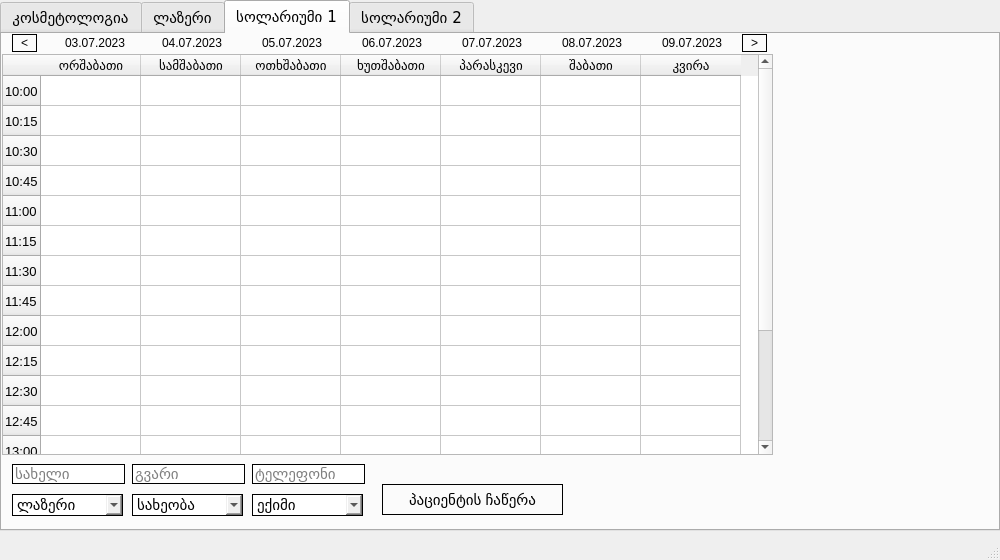
First picture: the form in ui/main_window.ui, repository bekashvelidze/renew-commercial, before the edit.
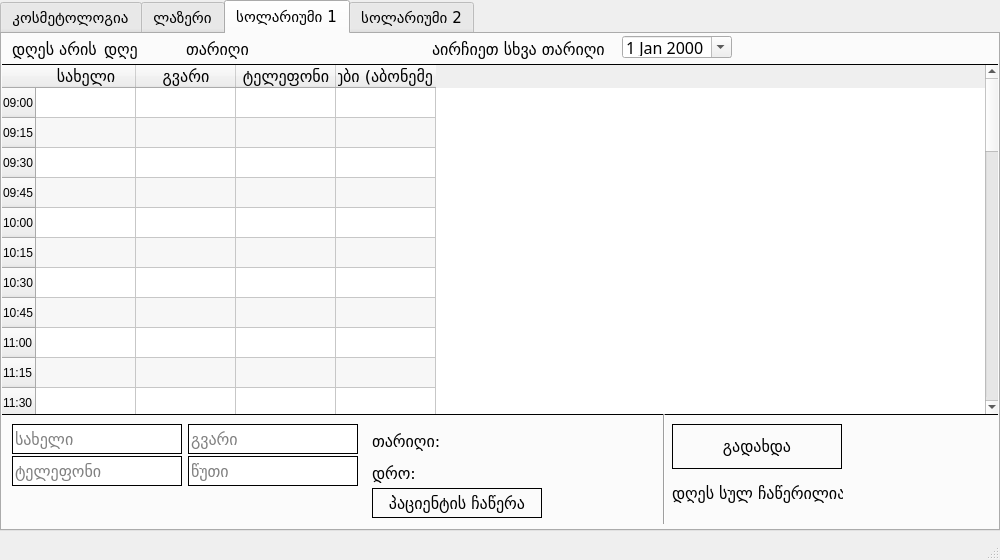
Second picture: the form after the edit. The open tabs and pages were chosen to show the change.

Commit message: all four service has appointments ready

The edit to the form file:
```diff
--- a/ui/main_window.ui
+++ b/ui/main_window.ui
@@ -14,7 +14,11 @@
    <string>MainWindow</string>
   </property>
   <property name="styleSheet">
-   <string notr="true">QLineEdit {
+   <string notr="true">QTabWidget:item {
+	text-align: center;
+}
+
+QLineEdit {
 	border: 0.5px solid black;
 }
 
@@ -41,10 +45,6 @@
 QPushButton:hover {
 	border: 1px solid black;
 	background-color: #F8AD25;
-}
-
-QTableWidget {
-	text-align: center;
 }</string>
   </property>
   <widget class="QWidget" name="centralwidget">
@@ -66,6 +66,9 @@
     <property name="styleSheet">
      <string notr="true"/>
     </property>
+    <property name="tabPosition">
+     <enum>QTabWidget::North</enum>
+    </property>
     <property name="currentIndex">
      <number>0</number>
     </property>
@@ -1565,107 +1568,70 @@
      <attribute name="title">
       <string>სოლარიუმი 1</string>
      </attribute>
-     <widget class="QLineEdit" name="lineEdit_9">
+     <widget class="QLabel" name="sol_1_current_date">
       <property name="geometry">
        <rect>
-        <x>250</x>
-        <y>430</y>
-        <width>113</width>
-        <height>20</height>
+        <x>184</x>
+        <y>6</y>
+        <width>120</width>
+        <height>19</height>
        </rect>
       </property>
       <property name="font">
        <font>
-        <pointsize>11</pointsize>
+        <family>BPG Nino Mtavruli</family>
+        <pointsize>12</pointsize>
        </font>
       </property>
-      <property name="placeholderText">
-       <string>ტელეფონი</string>
+      <property name="text">
+       <string>თარიღი</string>
       </property>
      </widget>
-     <widget class="QComboBox" name="comboBox_9">
+     <widget class="QLabel" name="sol_1_choose_date">
       <property name="geometry">
        <rect>
-        <x>10</x>
-        <y>460</y>
-        <width>111</width>
-        <height>22</height>
+        <x>430</x>
+        <y>6</y>
+        <width>174</width>
+        <height>19</height>
        </rect>
       </property>
       <property name="font">
        <font>
-        <pointsize>11</pointsize>
+        <family>BPG Nino Mtavruli</family>
+        <pointsize>12</pointsize>
        </font>
       </property>
-      <item>
-       <property name="text">
-        <string>ლაზერი</string>
-       </property>
-      </item>
-     </widget>
-     <widget class="QLineEdit" name="lineEdit_8">
-      <property name="geometry">
-       <rect>
-        <x>10</x>
-        <y>430</y>
-        <width>113</width>
-        <height>20</height>
-       </rect>
+      <property name="text">
+       <string>აირჩიეთ სხვა თარიღი:</string>
       </property>
-      <property name="font">
-       <font>
-        <pointsize>11</pointsize>
-       </font>
-      </property>
-      <property name="placeholderText">
-       <string>სახელი</string>
-      </property>
      </widget>
-     <widget class="QComboBox" name="comboBox_7">
+     <widget class="QLabel" name="sol_1_date">
       <property name="geometry">
        <rect>
-        <x>130</x>
-        <y>460</y>
-        <width>111</width>
-        <height>22</height>
-       </rect>
-      </property>
-      <property name="font">
-       <font>
-        <pointsize>11</pointsize>
-       </font>
-      </property>
-      <item>
-       <property name="text">
-        <string>სახეობა</string>
-       </property>
-      </item>
-     </widget>
-     <widget class="QLineEdit" name="lineEdit_7">
-      <property name="geometry">
-       <rect>
-        <x>130</x>
-        <y>430</y>
-        <width>113</width>
+        <x>450</x>
+        <y>398</y>
+        <width>90</width>
         <height>20</height>
        </rect>
       </property>
       <property name="font">
        <font>
-        <pointsize>11</pointsize>
+        <family>BPG Nino Mtavruli</family>
+        <pointsize>12</pointsize>
        </font>
       </property>
-      <property name="placeholderText">
-       <string>გვარი</string>
+      <property name="text">
+       <string/>
       </property>
      </widget>
      <widget class="QTableWidget" name="tableWidget_6">
       <property name="geometry">
        <rect>
-        <x>0</x>
-        <y>20</y>
-        <width>771</width>
-        <height>401</height>
+        <x>-2</x>
+        <y>30</y>
+        <width>1000</width>
+        <height>351</height>
        </rect>
       </property>
       <property name="sizePolicy">
@@ -1688,12 +1654,53 @@
       </property>
       <property name="font">
        <font>
-        <pointsize>10</pointsize>
+        <family>BPG Nino Mtavruli</family>
+        <pointsize>11</pointsize>
        </font>
       </property>
       <property name="styleSheet">
-       <string notr="true"/>
+       <string notr="true">QTableWidget#sol_1 {
+	color: red;
+}</string>
       </property>
+      <property name="frameShape">
+       <enum>QFrame::Panel</enum>
+      </property>
+      <property name="frameShadow">
+       <enum>QFrame::Plain</enum>
+      </property>
+      <property name="alternatingRowColors">
+       <bool>true</bool>
+      </property>
+      <property name="showGrid">
+       <bool>true</bool>
+      </property>
+      <property name="gridStyle">
+       <enum>Qt::SolidLine</enum>
+      </property>
+      <property name="sortingEnabled">
+       <bool>false</bool>
+      </property>
+      <row>
+       <property name="text">
+        <string>09:00</string>
+       </property>
+      </row>
+      <row>
+       <property name="text">
+        <string>09:15</string>
+       </property>
+      </row>
+      <row>
+       <property name="text">
+        <string>09:30</string>
+       </property>
+      </row>
+      <row>
+       <property name="text">
+        <string>09:45</string>
+       </property>
+      </row>
       <row>
        <property name="text">
         <string>10:00</string>
@@ -1779,200 +1786,465 @@
         <string>14:00</string>
        </property>
       </row>
-      <column>
+      <row>
        <property name="text">
-        <string>ორშაბათი</string>
+        <string>14:15</string>
        </property>
-      </column>
-      <column>
+      </row>
+      <row>
        <property name="text">
-        <string>სამშაბათი</string>
+        <string>14:30</string>
        </property>
-      </column>
-      <column>
+      </row>
+      <row>
        <property name="text">
-        <string>ოთხშაბათი</string>
+        <string>14:45</string>
        </property>
-      </column>
+      </row>
+      <row>
+       <property name="text">
+        <string>15:00</string>
+       </property>
+      </row>
+      <row>
+       <property name="text">
+        <string>15:15</string>
+       </property>
+      </row>
+      <row>
+       <property name="text">
+        <string>15:30</string>
+       </property>
+      </row>
+      <row>
+       <property name="text">
+        <string>15:45</string>
+       </property>
+      </row>
+      <row>
+       <property name="text">
+        <string>16:00</string>
+       </property>
+      </row>
+      <row>
+       <property name="text">
+        <string>16:15</string>
+       </property>
+      </row>
+      <row>
+       <property name="text">
+        <string>16:30</string>
+       </property>
+      </row>
+      <row>
+       <property name="text">
+        <string>16:45</string>
+       </property>
+      </row>
+      <row>
+       <property name="text">
+        <string>17:00</string>
+       </property>
+      </row>
+      <row>
+       <property name="text">
+        <string>17:15</string>
+       </property>
+      </row>
+      <row>
+       <property name="text">
+        <string>17:30</string>
+       </property>
+      </row>
+      <row>
+       <property name="text">
+        <string>17:45</string>
+       </property>
+      </row>
+      <row>
+       <property name="text">
+        <string>18:00</string>
+       </property>
+      </row>
+      <row>
+       <property name="text">
+        <string>18:15</string>
+       </property>
+      </row>
+      <row>
+       <property name="text">
+        <string>18:30</string>
+       </property>
+      </row>
+      <row>
+       <property name="text">
+        <string>18:45</string>
+       </property>
+      </row>
+      <row>
+       <property name="text">
+        <string>19:00</string>
+       </property>
+      </row>
+      <row>
+       <property name="text">
+        <string>19:15</string>
+       </property>
+      </row>
+      <row>
+       <property name="text">
+        <string>19:30</string>
+       </property>
+      </row>
+      <row>
+       <property name="text">
+        <string>19:45</string>
+       </property>
+      </row>
       <column>
        <property name="text">
-        <string>ხუთშაბათი</string>
+        <string>სახელი</string>
        </property>
+       <property name="font">
+        <font>
+         <family>BPG Nino Mtavruli</family>
+         <pointsize>12</pointsize>
+        </font>
+       </property>
+       <property name="textAlignment">
+        <set>AlignCenter</set>
+       </property>
       </column>
       <column>
        <property name="text">
-        <string>პარასკევი</string>
+        <string>გვარი</string>
        </property>
+       <property name="font">
+        <font>
+         <family>BPG Nino Mtavruli</family>
+         <pointsize>12</pointsize>
+        </font>
+       </property>
+       <property name="textAlignment">
+        <set>AlignCenter</set>
+       </property>
       </column>
       <column>
        <property name="text">
-        <string>შაბათი</string>
+        <string>ტელეფონი</string>
        </property>
+       <property name="font">
+        <font>
+         <family>BPG Nino Mtavruli</family>
+         <pointsize>12</pointsize>
+        </font>
+       </property>
+       <property name="textAlignment">
+        <set>AlignCenter</set>
+       </property>
       </column>
       <column>
        <property name="text">
-        <string>კვირა</string>
+        <string>წუთები (აბონემენტი)</string>
        </property>
+       <property name="font">
+        <font>
+         <family>BPG Nino Mtavruli</family>
+         <pointsize>12</pointsize>
+        </font>
+       </property>
+       <property name="textAlignment">
+        <set>AlignCenter</set>
+       </property>
       </column>
-      <item row="0" column="2">
+      <item row="2" column="1">
        <property name="text">
         <string/>
        </property>
       </item>
+      <item row="4" column="2">
+       <property name="text">
+        <string/>
+       </property>
+      </item>
      </widget>
      <widget class="QPushButton" name="pushButton_3">
       <property name="geometry">
        <rect>
-        <x>380</x>
-        <y>450</y>
-        <width>181</width>
-        <height>31</height>
+        <x>670</x>
+        <y>390</y>
+        <width>170</width>
+        <height>45</height>
        </rect>
       </property>
       <property name="font">
        <font>
-        <pointsize>11</pointsize>
+        <family>BPG Nino Mtavruli</family>
+        <pointsize>12</pointsize>
+       </font>
+      </property>
+      <property name="text">
+       <string>გადახდა</string>
+      </property>
+     </widget>
+     <widget class="QPushButton" name="sol_1_make_an_appointment_button">
+      <property name="geometry">
+       <rect>
+        <x>370</x>
+        <y>454</y>
+        <width>170</width>
+        <height>30</height>
+       </rect>
+      </property>
+      <property name="font">
+       <font>
+        <family>BPG Nino Mtavruli</family>
+        <pointsize>12</pointsize>
        </font>
       </property>
       <property name="text">
        <string>პაციენტის ჩაწერა</string>
       </property>
      </widget>
-     <widget class="QComboBox" name="comboBox_8">
+     <widget class="QLabel" name="sol_1_patients">
       <property name="geometry">
        <rect>
-        <x>250</x>
-        <y>460</y>
-        <width>111</width>
+        <x>852</x>
+        <y>446</y>
+        <width>66</width>
+        <height>25</height>
+       </rect>
+      </property>
+      <property name="font">
+       <font>
+        <family>BPG Nino Mtavruli</family>
+        <pointsize>12</pointsize>
+       </font>
+      </property>
+      <property name="text">
+       <string/>
+      </property>
+     </widget>
+     <widget class="QLineEdit" name="sol_1_phone">
+      <property name="geometry">
+       <rect>
+        <x>10</x>
+        <y>422</y>
+        <width>170</width>
+        <height>30</height>
+       </rect>
+      </property>
+      <property name="font">
+       <font>
+        <family>BPG Nino Mtavruli</family>
+        <pointsize>12</pointsize>
+       </font>
+      </property>
+      <property name="placeholderText">
+       <string>ტელეფონი</string>
+      </property>
+     </widget>
+     <widget class="QLabel" name="sol_1_patients_label">
+      <property name="geometry">
+       <rect>
+        <x>670</x>
+        <y>450</y>
+        <width>171</width>
+        <height>19</height>
+       </rect>
+      </property>
+      <property name="font">
+       <font>
+        <family>BPG Nino Mtavruli</family>
+        <pointsize>12</pointsize>
+       </font>
+      </property>
+      <property name="text">
+       <string>დღეს სულ ჩაწერილია:</string>
+      </property>
+     </widget>
+     <widget class="QLabel" name="today_is_sol_1">
+      <property name="geometry">
+       <rect>
+        <x>10</x>
+        <y>6</y>
+        <width>85</width>
+        <height>19</height>
+       </rect>
+      </property>
+      <property name="font">
+       <font>
+        <family>BPG Nino Mtavruli</family>
+        <pointsize>12</pointsize>
+       </font>
+      </property>
+      <property name="text">
+       <string>დღეს არის:</string>
+      </property>
+     </widget>
+     <widget class="QLabel" name="sol_1_time_label">
+      <property name="geometry">
+       <rect>
+        <x>370</x>
+        <y>430</y>
+        <width>42</width>
+        <height>19</height>
+       </rect>
+      </property>
+      <property name="font">
+       <font>
+        <family>BPG Nino Mtavruli</family>
+        <pointsize>12</pointsize>
+       </font>
+      </property>
+      <property name="text">
+       <string>დრო:</string>
+      </property>
+     </widget>
+     <widget class="QLineEdit" name="sol_1_fname">
+      <property name="geometry">
+       <rect>
+        <x>10</x>
+        <y>390</y>
+        <width>170</width>
+        <height>30</height>
+       </rect>
+      </property>
+      <property name="font">
+       <font>
+        <family>BPG Nino Mtavruli</family>
+        <pointsize>12</pointsize>
+       </font>
+      </property>
+      <property name="placeholderText">
+       <string>სახელი</string>
+      </property>
+     </widget>
+     <widget class="QLineEdit" name="sol_1_lname">
+      <property name="geometry">
+       <rect>
+        <x>186</x>
+        <y>390</y>
+        <width>170</width>
+        <height>30</height>
+       </rect>
+      </property>
+      <property name="font">
+       <font>
+        <family>BPG Nino Mtavruli</family>
+        <pointsize>12</pointsize>
+       </font>
+      </property>
+      <property name="placeholderText">
+       <string>გვარი</string>
+      </property>
+     </widget>
+     <widget class="QLabel" name="sol_1_date_label">
+      <property name="geometry">
+       <rect>
+        <x>370</x>
+        <y>398</y>
+        <width>70</width>
+        <height>19</height>
+       </rect>
+      </property>
+      <property name="font">
+       <font>
+        <family>BPG Nino Mtavruli</family>
+        <pointsize>12</pointsize>
+       </font>
+      </property>
+      <property name="text">
+       <string>თარიღი:</string>
+      </property>
+     </widget>
+     <widget class="QLabel" name="sol_1_current_day">
+      <property name="geometry">
+       <rect>
+        <x>102</x>
+        <y>5</y>
+        <width>81</width>
+        <height>20</height>
+       </rect>
+      </property>
+      <property name="font">
+       <font>
+        <family>BPG Nino Mtavruli</family>
+        <pointsize>12</pointsize>
+       </font>
+      </property>
+      <property name="text">
+       <string>დღე</string>
+      </property>
+     </widget>
+     <widget class="QDateEdit" name="sol_1_new_date">
+      <property name="geometry">
+       <rect>
+        <x>620</x>
+        <y>2</y>
+        <width>110</width>
         <height>22</height>
        </rect>
       </property>
       <property name="font">
        <font>
-        <pointsize>11</pointsize>
+        <family>BPG Nino Mtavruli</family>
+        <pointsize>12</pointsize>
        </font>
       </property>
-      <item>
-       <property name="text">
-        <string>ექიმი</string>
-       </property>
-      </item>
-     </widget>
-     <widget class="QLabel" name="label">
-      <property name="geometry">
-       <rect>
-        <x>63</x>
-        <y>0</y>
-        <width>74</width>
-        <height>18</height>
-       </rect>
+      <property name="calendarPopup">
+       <bool>true</bool>
       </property>
-      <property name="text">
-       <string>03.07.2023</string>
-      </property>
      </widget>
      <widget class="QLabel" name="label_2">
       <property name="geometry">
        <rect>
-        <x>160</x>
-        <y>0</y>
-        <width>74</width>
-        <height>18</height>
+        <x>432</x>
+        <y>428</y>
+        <width>90</width>
+        <height>16</height>
        </rect>
       </property>
-      <property name="text">
-       <string>04.07.2023</string>
+      <property name="font">
+       <font>
+        <family>BPG Nino Mtavruli</family>
+        <pointsize>12</pointsize>
+       </font>
       </property>
-     </widget>
-     <widget class="QLabel" name="label_3">
-      <property name="geometry">
-       <rect>
-        <x>260</x>
-        <y>0</y>
-        <width>74</width>
-        <height>18</height>
-       </rect>
-      </property>
       <property name="text">
-       <string>05.07.2023</string>
+       <string/>
       </property>
      </widget>
-     <widget class="QLabel" name="label_4">
-      <property name="geometry">
-       <rect>
-        <x>360</x>
-        <y>0</y>
-        <width>74</width>
-        <height>18</height>
-       </rect>
-      </property>
-      <property name="text">
-       <string>06.07.2023</string>
-      </property>
-     </widget>
-     <widget class="QLabel" name="label_5">
-      <property name="geometry">
-       <rect>
-        <x>460</x>
-        <y>0</y>
-        <width>74</width>
-        <height>18</height>
-       </rect>
-      </property>
-      <property name="text">
-       <string>07.07.2023</string>
-      </property>
-     </widget>
-     <widget class="QLabel" name="label_6">
-      <property name="geometry">
-       <rect>
-        <x>560</x>
-        <y>0</y>
-        <width>74</width>
-        <height>18</height>
-       </rect>
-      </property>
-      <property name="text">
-       <string>08.07.2023</string>
-      </property>
-     </widget>
-     <widget class="QLabel" name="label_7">
+     <widget class="Line" name="las_line_2">
       <property name="geometry">
        <rect>
         <x>660</x>
-        <y>0</y>
-        <width>74</width>
-        <height>18</height>
+        <y>380</y>
+        <width>5</width>
+        <height>110</height>
        </rect>
       </property>
-      <property name="text">
-       <string>09.07.2023</string>
+      <property name="orientation">
+       <enum>Qt::Vertical</enum>
       </property>
      </widget>
-     <widget class="QPushButton" name="pushButton">
+     <widget class="QLineEdit" name="sol_1_minutes">
       <property name="geometry">
        <rect>
-        <x>740</x>
-        <y>0</y>
-        <width>25</width>
-        <height>18</height>
+        <x>186</x>
+        <y>422</y>
+        <width>170</width>
+        <height>30</height>
        </rect>
       </property>
-      <property name="text">
-       <string>&gt;</string>
+      <property name="font">
+       <font>
+        <family>BPG Nino Mtavruli</family>
+        <pointsize>12</pointsize>
+       </font>
       </property>
-     </widget>
-     <widget class="QPushButton" name="pushButton_6">
-      <property name="geometry">
-       <rect>
-        <x>10</x>
-        <y>0</y>
-        <width>25</width>
-        <height>18</height>
-       </rect>
-      </property>
-      <property name="text">
-       <string>&lt;</string>
+      <property name="placeholderText">
+       <string>წუთი</string>
       </property>
      </widget>
     </widget>
```
Left out of the diff: 704 changed lines with no effect on the pictures. The commit also changes 1 other file.
